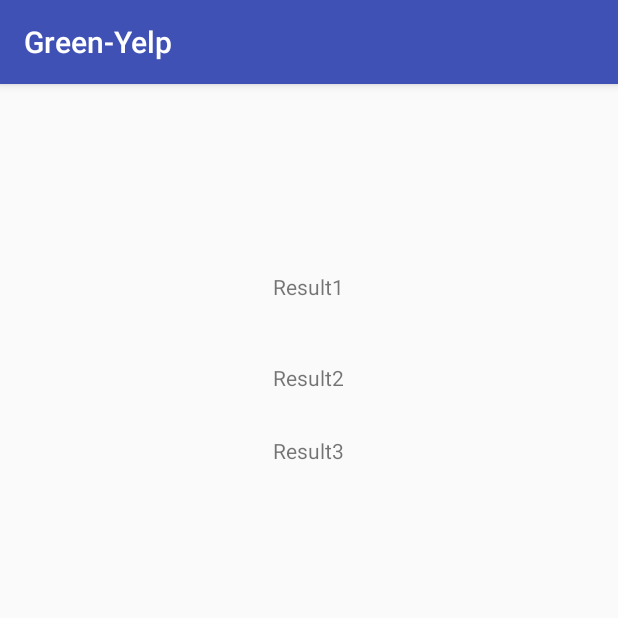
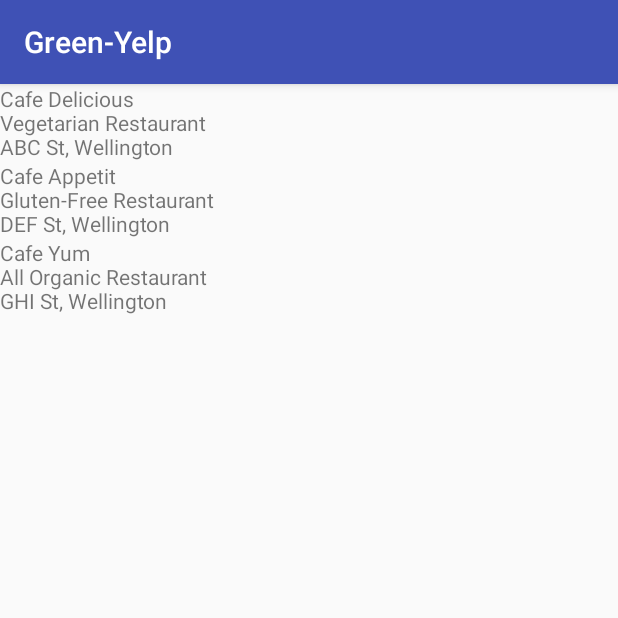
Before and after one commit to MikeSolvalou/eco-hackathon, an Android app: the screen it shows after launch (MainActivity), after a tap on "GO", on a phone screen of 412 x 824 dp, the top half of it. Run offline under Robolectric (Android 15) with nearby library versions, the phone set to English and light mode, and no system bars; 3 statements that could not run were skipped.

Commit message:
Results page shows sorted restaurants

```diff
--- a/Green-Yelp/app/src/main/java/com/example/godinemich/green_yelp/MainActivity.java
+++ b/Green-Yelp/app/src/main/java/com/example/godinemich/green_yelp/MainActivity.java
@@ -10,6 +10,8 @@ import android.os.Bundle;
 import android.content.pm.PackageManager;
 
 import android.widget.Button;
+import android.widget.ImageView;
+import android.widget.LinearLayout;
 import android.widget.TextView;
 import android.view.View;
 
@@ -90,16 +92,30 @@ public class MainActivity extends AppCompatActivity {
 
     /**Display results screen*/
     public void showResults(){
-        setContentView(R.layout.results_page);     //results screen
+        setContentView(R.layout.restresults);     //results screen
+        LinearLayout layout = (LinearLayout)findViewById(R.id.linLayout);
 
-        //connect UI elements
-        TextView txt1=(TextView)findViewById(R.id.textView1);
-        TextView txt2=(TextView)findViewById(R.id.textView2);
-        TextView txt3=(TextView)findViewById(R.id.textView3);
+        for(int i = 0; i < sortedRestaurants.size(); i++){
+            Restaurant r = sortedRestaurants.get(i);
+            LinearLayout innerLayout = new LinearLayout(this);
+            innerLayout.setOrientation(LinearLayout.HORIZONTAL);
 
-        txt1.setText("Result1");
-        txt2.setText("Result2");
-        txt3.setText("Result3");
+//            ImageView pic = new ImageView(this);
+//            pic.setImageBitmap();
+            TextView txt = new TextView(this);
+            txt.setText(r.getName() + "\n" + r.getDescription() + "\n" + r.getAddress());
+            innerLayout.addView(txt);
+            layout.addView(innerLayout);
+       }
+//
+//        //connect UI elements
+//        TextView txt1=(TextView)findViewById(R.id.textView1);
+//        TextView txt2=(TextView)findViewById(R.id.textView2);
+//        TextView txt3=(TextView)findViewById(R.id.textView3);
+//
+//        txt1.setText("Result1");
+//        txt2.setText("Result2");
+//        txt3.setText("Result3");
 
     }
 
--- /dev/null
+++ b/Green-Yelp/app/src/main/res/layout/restresults.xml
@@ -0,0 +1,7 @@
+<?xml version="1.0" encoding="utf-8"?>
+<LinearLayout xmlns:android="http://schemas.android.com/apk/res/android"
+    android:orientation="vertical" android:layout_width="match_parent"
+    android:layout_height="match_parent"
+    android:id="@+id/linLayout">
+
+</LinearLayout>
```
